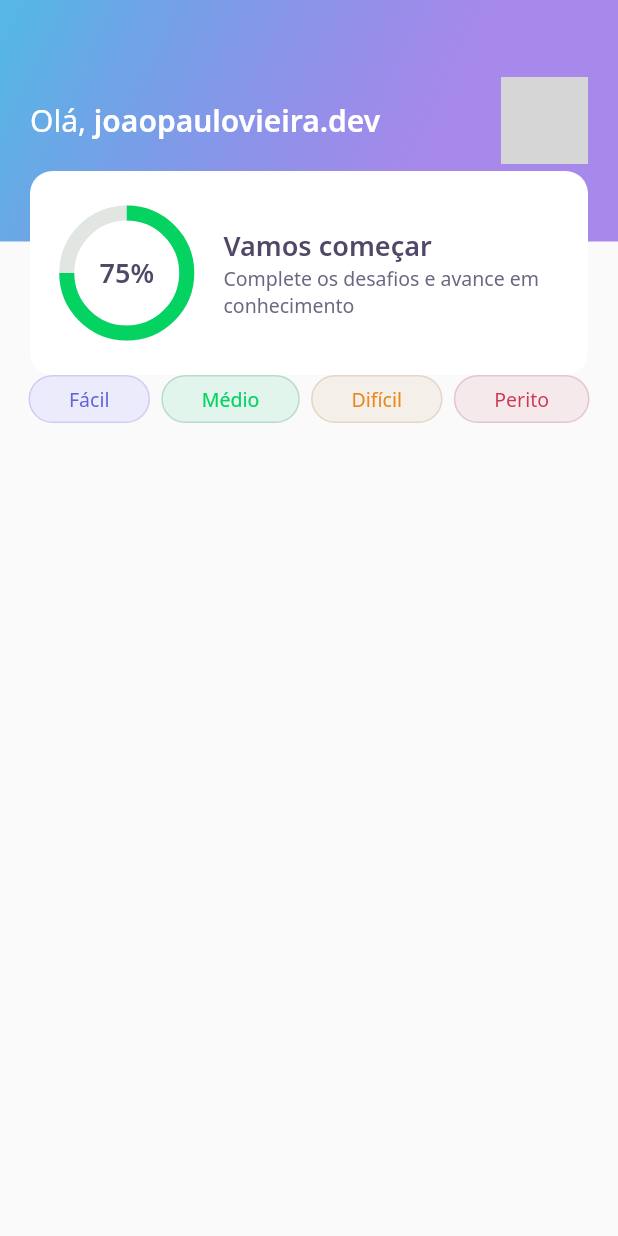
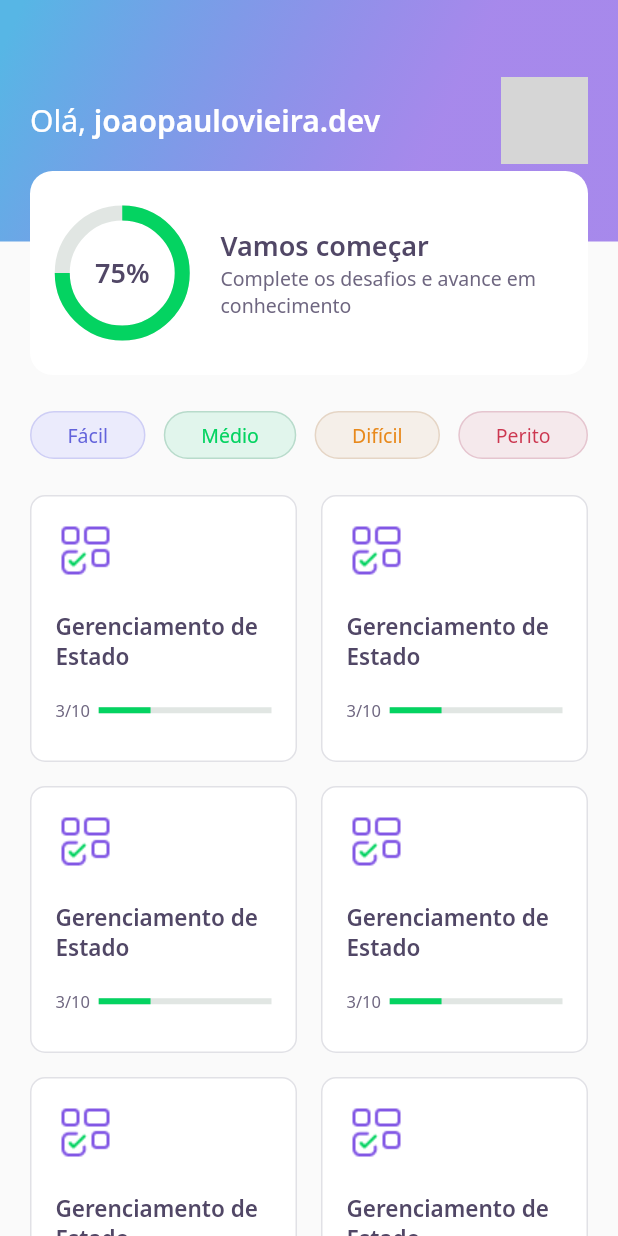
Before and after one commit to joaopaulovieira-dev/dev_quiz_flutter_jpvp, a Flutter app: the screen it shows after launch, on a phone screen of 412 x 824 dp. Run offline on Flutter 3.47's test engine with Material 2 defaults, Android fonts, the phone set to English and light mode, and no system bars; our stand-ins replace google_fonts; network calls fail; grey boxes are pictures that could not be loaded.

Commit message:
Terminado a UI da Home

```diff
--- a/lib/home/home_page.dart
+++ b/lib/home/home_page.dart
@@ -1,5 +1,6 @@
 import 'package:dev_quiz_flutter_jpvp/home/widgets/appbar/app_bar_widget.dart';
 import 'package:dev_quiz_flutter_jpvp/home/widgets/level_button/level_button_widget.dart';
+import 'package:dev_quiz_flutter_jpvp/home/widgets/quiz_card/quiz_card_widget.dart';
 import 'package:flutter/material.dart';
 
 class HomePage extends StatefulWidget {
@@ -15,8 +16,13 @@
     return Scaffold(
       appBar: AppBarWidget(),
       body: Padding(
-        padding: const EdgeInsets.symmetric(horizontal: 19),
-        child: Row(
+        padding: const EdgeInsets.symmetric(horizontal: 20),
+        child: Column(
+          children: [
+            SizedBox(
+              height: 24,
+            ),
+            Row(
               mainAxisAlignment: MainAxisAlignment.spaceBetween,
               children: [
                 LevelButtonWidget(
@@ -33,6 +39,26 @@
                 )
               ],
             ),
+            SizedBox(
+              height: 24,
+            ),
+            Expanded(
+              child: GridView.count(
+                crossAxisSpacing: 16,
+                crossAxisCount: 2,
+                mainAxisSpacing: 16,
+                children: [
+                  QuizCardWidget(),
+                  QuizCardWidget(),
+                  QuizCardWidget(),
+                  QuizCardWidget(),
+                  QuizCardWidget(),
+                  QuizCardWidget()
+                ],
+              ),
+            )
+          ],
+        ),
       ),
     );
   }
--- a/lib/home/widgets/appbar/app_bar_widget.dart
+++ b/lib/home/widgets/appbar/app_bar_widget.dart
@@ -35,7 +35,7 @@
                         width: 58,
                         height: 58,
                         decoration: BoxDecoration(
-                          borderRadius: BorderRadius.circular(10),
+                          borderRadius: BorderRadius.circular(50),
                           image: DecorationImage(
                             image: NetworkImage(
                                 'https://avatars.githubusercontent.com/u/80857646?v=4'),
--- a/lib/home/widgets/level_button/level_button_widget.dart
+++ b/lib/home/widgets/level_button/level_button_widget.dart
@@ -48,7 +48,7 @@
         ),
       ),
       child: Padding(
-        padding: const EdgeInsets.symmetric(horizontal: 26, vertical: 6),
+        padding: const EdgeInsets.symmetric(horizontal: 24, vertical: 6),
         child: Text(
           label,
           style: GoogleFonts.notoSans(color: fontColor, fontSize: 13),
--- /dev/null
+++ b/lib/home/widgets/quiz_card/quiz_card_widget.dart
@@ -0,0 +1,58 @@
+import 'package:dev_quiz_flutter_jpvp/core/app_colors.dart';
+import 'package:dev_quiz_flutter_jpvp/core/app_images.dart';
+import 'package:dev_quiz_flutter_jpvp/core/app_text_styles.dart';
+import 'package:flutter/material.dart';
+
+class QuizCardWidget extends StatelessWidget {
+  const QuizCardWidget({Key? key}) : super(key: key);
+
+  @override
+  Widget build(BuildContext context) {
+    return Container(
+      padding: EdgeInsets.all(16),
+      decoration: BoxDecoration(
+          border: Border.fromBorderSide(
+            BorderSide(color: AppColors.border),
+          ),
+          color: AppColors.white,
+          borderRadius: BorderRadius.circular(10)),
+      child: Column(
+        crossAxisAlignment: CrossAxisAlignment.start,
+        children: [
+          Container(
+            height: 40,
+            width: 40,
+            child: Image.asset(AppImages.blocks),
+          ),
+          SizedBox(
+            height: 20,
+          ),
+          Text('Gerenciamento de Estado', style: AppTextStyles.heading15),
+          SizedBox(
+            height: 19,
+          ),
+          Row(
+            children: [
+              Expanded(
+                flex: 1,
+                child: Text(
+                  '3/10',
+                  style: AppTextStyles.body11,
+                ),
+              ),
+              Expanded(
+                flex: 4,
+                child: LinearProgressIndicator(
+                  value: 0.3,
+                  backgroundColor: AppColors.chartSecondary,
+                  valueColor:
+                      AlwaysStoppedAnimation<Color>(AppColors.chartPrimary),
+                ),
+              )
+            ],
+          )
+        ],
+      ),
+    );
+  }
+}
--- a/lib/home/widgets/score_card/score_card_widget.dart
+++ b/lib/home/widgets/score_card/score_card_widget.dart
@@ -15,7 +15,7 @@
             color: AppColors.white, borderRadius: BorderRadius.circular(15)),
         height: 136,
         child: Padding(
-          padding: const EdgeInsets.symmetric(horizontal: 24),
+          padding: const EdgeInsets.symmetric(horizontal: 20),
           child: Row(
             crossAxisAlignment: CrossAxisAlignment.center,
             children: [
```
Lines whose indentation alone changed are shown as unchanged.
